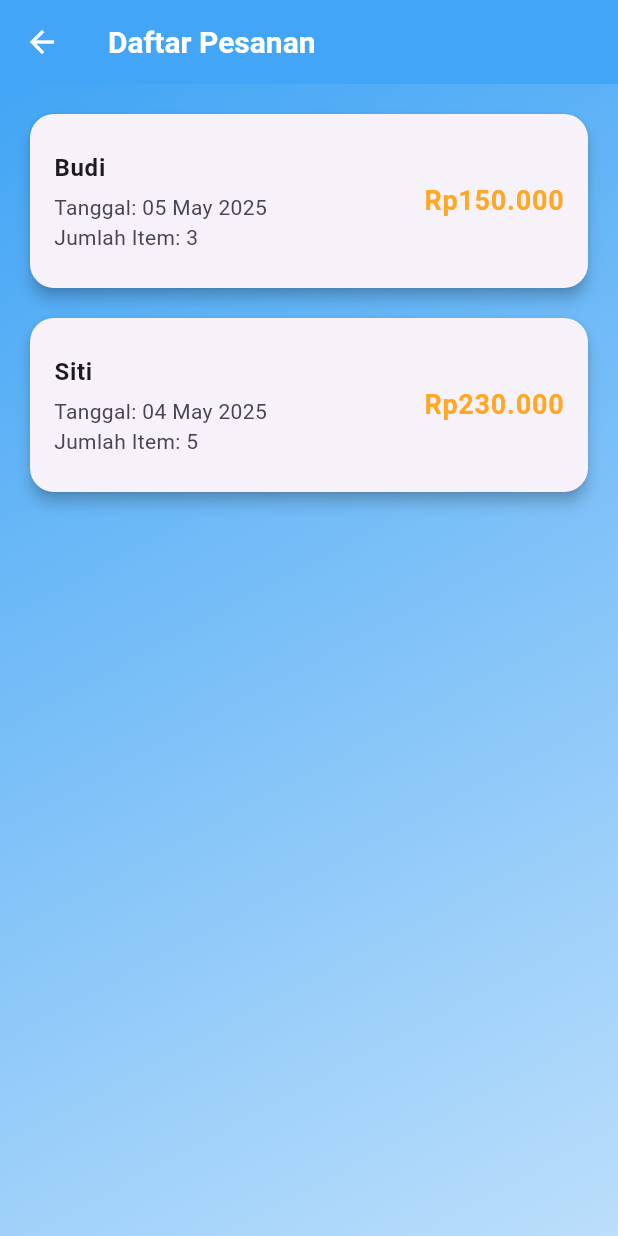
After one commit to ikhsansumaila/pos_app, a Flutter app: the OrdersPage screen opened by its route, on a phone screen of 412 x 824 dp. The commit adds this screen. Run offline on Flutter 3.47's test engine with Material 3 defaults, Android fonts, the phone set to English and light mode, and no system bars; our stand-ins replace dio, get, hive, hive_flutter, image_picker, permission_handler and 1 more; missing offline and left inert: mobile_scanner, requests_inspector; accounts and stored records are empty; statements that could not run were skipped.

Commit message:
add order page, and modify checkout page

```diff
--- a/lib/main.dart
+++ b/lib/main.dart
@@ -6,7 +6,7 @@ import 'package:pos_app/modules/cart/cart_controller.dart';
 import 'package:pos_app/modules/cart/model/cart_item_model.dart';
 import 'package:pos_app/modules/product/model/product_model.dart';
 import 'package:pos_app/modules/product/product_contoller.dart';
-import 'package:pos_app/modules/transaction/transaction_controller.dart';
+import 'package:pos_app/modules/transaction/select_item/transaction_controller.dart';
 import 'package:pos_app/routes.dart';
 import 'package:pos_app/utils/constants/themes.dart';
 import 'package:pos_app/utils/shared_preferences.dart';
--- a/lib/modules/home/menu.dart
+++ b/lib/modules/home/menu.dart
@@ -20,9 +20,9 @@ final List<MenuItem> menuItems = [
     icon: Icons.list_alt,
     route: AppRoutes.products,
   ),
-  // MenuItem(
-  //   title: 'Keranjang',
-  //   icon: Icons.shopping_cart,
-  //   route: AppRoutes.cart,
-  // ),
+  MenuItem(
+    title: 'Pesanan',
+    icon: Icons.receipt_long,
+    route: AppRoutes.orders, // order from customer (online)
+  ),
 ];
--- a/lib/modules/product/view/stock_mutation_page.dart
+++ b/lib/modules/product/view/stock_mutation_page.dart
@@ -2,6 +2,7 @@ import 'package:flutter/material.dart';
 import 'package:get/get.dart';
 import 'package:intl/intl.dart';
 import 'package:pos_app/modules/common/app_bar.dart';
+import 'package:pos_app/modules/common/widgets/image.dart';
 import 'package:pos_app/modules/product/model/product_model.dart';
 import 'package:pos_app/modules/product/product_contoller.dart';
 import 'package:pos_app/utils/constants/colors.dart';
@@ -234,11 +235,9 @@ class _StockMutationPageState extends State<StockMutationPage> {
   Widget _buildProductImage(String? url) {
     return ClipRRect(
       borderRadius: BorderRadius.circular(8),
-      child: Image.network(
-        url ?? '',
+      child: AppImage(
         width: 70,
         height: 70,
-        fit: BoxFit.cover,
         errorBuilder:
             (context, error, stackTrace) => Container(
               color: Colors.grey.shade200,
--- /dev/null
+++ b/lib/modules/transaction/purchase_order/order_controller.dart
@@ -0,0 +1,26 @@
+import 'package:get/get.dart';
+import 'package:pos_app/modules/transaction/purchase_order/order_model.dart';
+
+class OrdersController extends GetxController {
+  final orders = <Order>[].obs;
+
+  @override
+  void onInit() {
+    super.onInit();
+    // Dummy data
+    orders.assignAll([
+      Order(
+        customerName: 'Budi',
+        orderDate: DateTime.now(),
+        totalItems: 3,
+        totalPrice: 150000,
+      ),
+      Order(
+        customerName: 'Siti',
+        orderDate: DateTime.now().subtract(Duration(days: 1)),
+        totalItems: 5,
+        totalPrice: 230000,
+      ),
+    ]);
+  }
+}
--- /dev/null
+++ b/lib/modules/transaction/purchase_order/order_model.dart
@@ -0,0 +1,13 @@
+class Order {
+  final String customerName;
+  final DateTime orderDate;
+  final int totalItems;
+  final int totalPrice;
+
+  Order({
+    required this.customerName,
+    required this.orderDate,
+    required this.totalItems,
+    required this.totalPrice,
+  });
+}
--- /dev/null
+++ b/lib/modules/transaction/purchase_order/order_page.dart
@@ -0,0 +1,72 @@
+import 'package:flutter/material.dart';
+import 'package:get/get.dart';
+import 'package:intl/intl.dart';
+import 'package:pos_app/modules/transaction/purchase_order/order_controller.dart';
+import 'package:pos_app/utils/constants/colors.dart';
+
+class OrdersPage extends StatelessWidget {
+  final controller = Get.put(OrdersController());
+
+  @override
+  Widget build(BuildContext context) {
+    return Scaffold(
+      appBar: AppBar(title: Text('Daftar Pesanan')),
+      body: Container(
+        decoration: BoxDecoration(
+          gradient: LinearGradient(
+            colors: [Colors.blue.shade400, Colors.blue.shade100],
+            begin: Alignment.topLeft,
+            end: Alignment.bottomRight,
+          ),
+        ),
+        child: Expanded(
+          child: Obx(() {
+            if (controller.orders.isEmpty) {
+              return Center(child: Text('Belum ada pesanan.'));
+            }
+
+            return ListView.separated(
+              padding: const EdgeInsets.all(16),
+              itemCount: controller.orders.length,
+              separatorBuilder: (_, __) => SizedBox(height: 12),
+              itemBuilder: (context, index) {
+                final order = controller.orders[index];
+                return Card(
+                  elevation: 4,
+                  shape: RoundedRectangleBorder(
+                    borderRadius: BorderRadius.circular(16),
+                  ),
+                  child: ListTile(
+                    contentPadding: EdgeInsets.all(16),
+                    title: Text(
+                      order.customerName,
+                      style: TextStyle(fontWeight: FontWeight.bold),
+                    ),
+                    subtitle: Column(
+                      crossAxisAlignment: CrossAxisAlignment.start,
+                      children: [
+                        SizedBox(height: 4),
+                        Text(
+                          'Tanggal: ${DateFormat('dd MMM yyyy').format(order.orderDate)}',
+                        ),
+                        Text('Jumlah Item: ${order.totalItems}'),
+                      ],
+                    ),
+                    trailing: Text(
+                      'Rp${NumberFormat("#,##0", "id_ID").format(order.totalPrice)}',
+                      style: TextStyle(
+                        fontSize: 18,
+                        fontWeight: FontWeight.bold,
+                        color: AppColors.priceColor,
+                      ),
+                    ),
+                  ),
+                );
+              },
+            );
+          }),
+        ),
+      ),
+    );
+  }
+}
```
Also changed, not shown: lib/modules/cart/view/cart_page.dart (+2 -6 lines), lib/modules/common/widgets/image.dart (added, +29 -0 lines), lib/modules/product/model/product_model.dart (+8 -8 lines), lib/modules/product/view/product_list_page.dart (+22 -15 lines), lib/modules/transaction/checkout/checkout_controller.dart (added, +17 -0 lines), lib/modules/transaction/checkout/checkout_page.dart (added, +130 -0 lines), lib/modules/transaction/select_item/view/transaction_button.dart (renamed from lib/modules/transaction/view/transaction_button.dart, +18 -11 lines), lib/modules/transaction/select_item/view/transaction_page.dart (renamed from lib/modules/transaction/view/transaction_page.dart, +4 -9 lines), lib/modules/transaction/view/checkout_page.dart (deleted, +0 -28 lines), lib/routes.dart (+5 -3 lines), lib/modules/product/model/product_model.g.dart, lib/modules/transaction/select_item/transaction_controller.dart (renamed from lib/modules/transaction/transaction_controller.dart).
